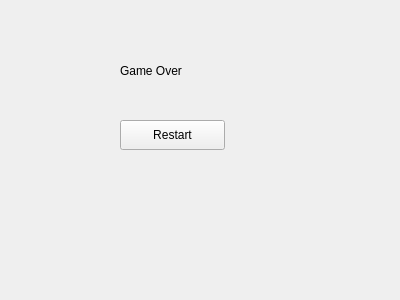
Above: kur/gameoverwidget.ui from M4ter4/Course-Work before the change. Below: the same form after it.
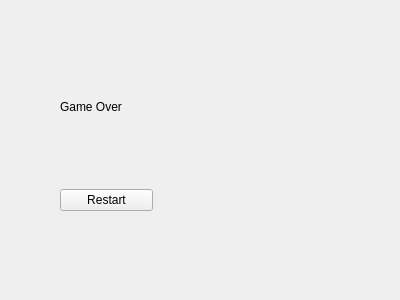
That is the form after the change.

What changed in the file:
```diff
--- a/kur/gameoverwidget.ui
+++ b/kur/gameoverwidget.ui
@@ -13,31 +13,31 @@
   <property name="windowTitle">
    <string>Form</string>
   </property>
-  <widget class="QPushButton" name="pushButton">
+  <widget class="QWidget" name="verticalLayoutWidget">
    <property name="geometry">
     <rect>
-     <x>120</x>
-     <y>120</y>
-     <width>105</width>
-     <height>30</height>
+     <x>60</x>
+     <y>30</y>
+     <width>93</width>
+     <height>181</height>
     </rect>
    </property>
-   <property name="text">
-    <string>Restart</string>
-   </property>
-  </widget>
-  <widget class="QLabel" name="label">
-   <property name="geometry">
-    <rect>
-     <x>120</x>
-     <y>50</y>
-     <width>121</width>
-     <height>41</height>
-    </rect>
-   </property>
-   <property name="text">
-    <string>Game Over</string>
-   </property>
+   <layout class="QVBoxLayout" name="verticalLayout">
+    <item>
+     <widget class="QLabel" name="label">
+      <property name="text">
+       <string>Game Over</string>
+      </property>
+     </widget>
+    </item>
+    <item>
+     <widget class="QPushButton" name="pushButton">
+      <property name="text">
+       <string>Restart</string>
+      </property>
+     </widget>
+    </item>
+   </layout>
   </widget>
  </widget>
  <resources/>
```
